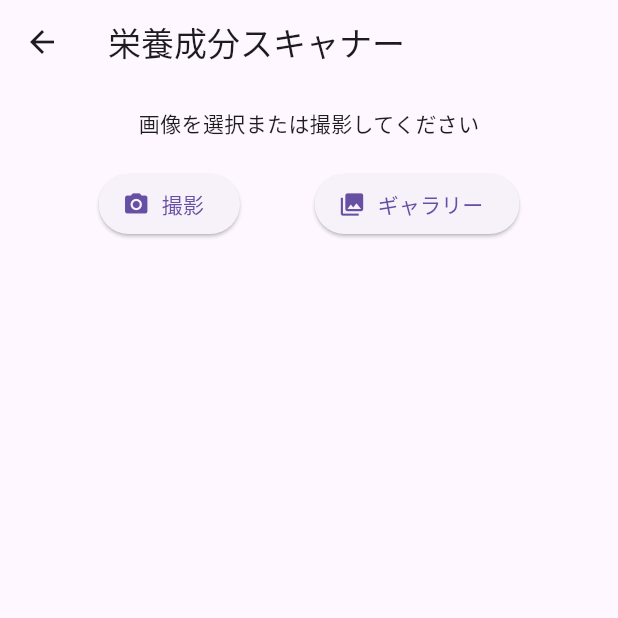
After one commit to 432uc/OptiMeal, a Flutter app: the screen it shows after launch, after a tap on the "camera alt" icon, on a phone screen of 412 x 824 dp, the top half of it. The commit adds this screen. Run offline on Flutter 3.47's test engine with Material 3 defaults, Android fonts, the light colour scheme and no system bars; our stand-ins replace flutter_riverpod, image_picker, shared_preferences; missing offline and left inert: google_mlkit_text_recognition.

Commit message:
feat: 栄養成分OCRスキャナー機能の実装
栄養成分表示をOCR（光学文字認識）で読み取り、栄養データを抽出する機能を実装しました。

- **機能:**
  - `FloatingActionButton`をメイン画面に追加し、カメラやギャラリーから画像を選択できるようにしました。
  - 選択された画像から`google_mlkit_text_recognition`を使用してテキストを抽出します。
  - `NutritionParser`を新規に作成し、抽出したテキストからエネルギー、タンパク質、脂質、炭水化物の数値を解析します。
  - 抽出した栄養データを表示する新しい画面 `OcrScannerScreen` を追加しました。

- **依存関係:**
  - `google_mlkit_text_recognition` と `image_picker` を `pubspec.yaml` に追加しました。
  - `file_selector`プラグインをWindows, Linux, macOS向けに追加しました。

- **その他:**
  - 新機能実装に伴い、不要なSSHキー関連のファイルを削除しました。

```diff
--- a/lib/main.dart
+++ b/lib/main.dart
@@ -1,6 +1,7 @@
 
 import 'package:flutter/material.dart';
 import 'package:flutter_riverpod/flutter_riverpod.dart';
+import 'ocr_scanner_screen.dart';
 import 'user_data_form.dart';
 import 'user_data_provider.dart';
 
@@ -65,6 +66,16 @@ class MyHomePage extends ConsumerWidget {
           ],
         ),
       ),
+      floatingActionButton: FloatingActionButton(
+        onPressed: () {
+          Navigator.of(context).push(
+            MaterialPageRoute(
+              builder: (context) => const OcrScannerScreen(),
+            ),
+          );
+        },
+        child: const Icon(Icons.camera_alt),
+      ),
     );
   }
 }
--- /dev/null
+++ b/lib/nutrition_parser.dart
@@ -0,0 +1,51 @@
+
+class NutritionData {
+  final double? energy; // kcal
+  final double? protein; // g
+  final double? fat; // g
+  final double? carbohydrate; // g
+
+  NutritionData({this.energy, this.protein, this.fat, this.carbohydrate});
+
+  @override
+  String toString() {
+    return 'NutritionData(energy: $energy, protein: $protein, fat: $fat, carbohydrate: $carbohydrate)';
+  }
+}
+
+class NutritionParser {
+  static NutritionData parse(String text) {
+    final cleanedText = text.replaceAll(' ', '').replaceAll('\n', '');
+
+    final energy = _extractValue(cleanedText, ['エネルギー', '熱量']);
+    final protein = _extractValue(cleanedText, ['たんぱく質', 'タンパク質']);
+    final fat = _extractValue(cleanedText, ['脂質']);
+    final carbohydrate = _extractValue(cleanedText, ['炭水化物']);
+
+    return NutritionData(
+      energy: energy,
+      protein: protein,
+      fat: fat,
+      carbohydrate: carbohydrate,
+    );
+  }
+
+  static double? _extractValue(String text, List<String> keywords) {
+    for (final keyword in keywords) {
+      final regex = RegExp('$keyword[:：]?([\\d\\.]+)');
+      final match = regex.firstMatch(text);
+      if (match != null && match.group(1) != null) {
+        return double.tryParse(match.group(1)!);
+      }
+    }
+    // A more lenient regex for cases where units like kcal or g are attached
+    for (final keyword in keywords) {
+      final regex = RegExp('$keyword[:：]?([\\d\\.]+)(?:kcal|g)');
+       final match = regex.firstMatch(text);
+      if (match != null && match.group(1) != null) {
+        return double.tryParse(match.group(1)!);
+      }
+    }
+    return null;
+  }
+}
--- /dev/null
+++ b/lib/ocr_scanner_screen.dart
@@ -0,0 +1,101 @@
+
+import 'dart:io';
+import 'package:flutter/material.dart';
+import 'package:google_mlkit_text_recognition/google_mlkit_text_recognition.dart';
+import 'package:image_picker/image_picker.dart';
+import 'nutrition_parser.dart';
+
+class OcrScannerScreen extends StatefulWidget {
+  const OcrScannerScreen({super.key});
+
+  @override
+  State<OcrScannerScreen> createState() => _OcrScannerScreenState();
+}
+
+class _OcrScannerScreenState extends State<OcrScannerScreen> {
+  File? _image;
+  String _text = '';
+  NutritionData? _nutritionData;
+
+  Future<void> _pickImage(ImageSource source) async {
+    try {
+      final pickedFile = await ImagePicker().pickImage(source: source);
+      if (pickedFile == null) return;
+
+      setState(() {
+        _image = File(pickedFile.path);
+        _text = '';
+        _nutritionData = null;
+      });
+
+      _processImage(File(pickedFile.path));
+    } catch (e) {
+      debugPrint('Failed to pick image: $e');
+    }
+  }
+
+  Future<void> _processImage(File imageFile) async {
+    final textRecognizer = TextRecognizer();
+    final inputImage = InputImage.fromFile(imageFile);
+    final recognizedText = await textRecognizer.processImage(inputImage);
+    textRecognizer.close();
+
+    setState(() {
+      _text = recognizedText.text;
+      _nutritionData = NutritionParser.parse(recognizedText.text);
+    });
+  }
+
+  @override
+  Widget build(BuildContext context) {
+    return Scaffold(
+      appBar: AppBar(
+        title: const Text('栄養成分スキャナー'),
+      ),
+      body: SingleChildScrollView(
+        child: Center(
+          child: Padding(
+            padding: const EdgeInsets.all(16.0),
+            child: Column(
+              children: [
+                if (_image == null)
+                  const Text('画像を選択または撮影してください')
+                else
+                  Image.file(_image!),
+                const SizedBox(height: 20),
+                Row(
+                  mainAxisAlignment: MainAxisAlignment.spaceEvenly,
+                  children: [
+                    ElevatedButton.icon(
+                      onPressed: () => _pickImage(ImageSource.camera),
+                      icon: const Icon(Icons.camera_alt),
+                      label: const Text('撮影'),
+                    ),
+                    ElevatedButton.icon(
+                      onPressed: () => _pickImage(ImageSource.gallery),
+                      icon: const Icon(Icons.photo_library),
+                      label: const Text('ギャラリー'),
+                    ),
+                  ],
+                ),
+                const SizedBox(height: 20),
+                if (_nutritionData != null)
+                  Column(
+                    crossAxisAlignment: CrossAxisAlignment.start,
+                    children: [
+                      Text('エネルギー: ${_nutritionData!.energy ?? "--"} kcal'),
+                      Text('タンパク質: ${_nutritionData!.protein ?? "--"} g'),
+                      Text('脂質: ${_nutritionData!.fat ?? "--"} g'),
+                      Text('炭水化物: ${_nutritionData!.carbohydrate ?? "--"} g'),
+                    ],
+                  ),
+                const SizedBox(height: 20),
+                SelectableText(_text), // For debugging recognized text
+              ],
+            ),
+          ),
+        ),
+      ),
+    );
+  }
+}
--- a/pubspec.yaml
+++ b/pubspec.yaml
@@ -14,6 +14,8 @@ dependencies:
     sdk: flutter
   flutter_riverpod: ^2.5.1
   shared_preferences: ^2.2.3
+  google_mlkit_text_recognition: ^0.11.0
+  image_picker: ^1.0.7
 
 dev_dependencies:
   flutter_test:
```
Also changed, not shown: pubspec.lock, 9 other files.
